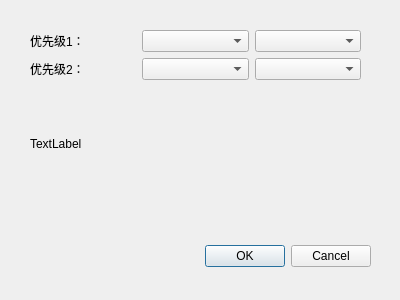
Old version of the form SortDialog.ui in the repository Tsunaou/Student-Management-System-Qt.
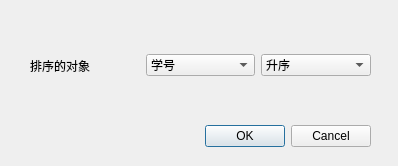
New version of the form.

Diff of the .ui file:
```diff
--- a/SortDialog.ui
+++ b/SortDialog.ui
@@ -6,8 +6,8 @@
    <rect>
     <x>0</x>
     <y>0</y>
-    <width>400</width>
-    <height>300</height>
+    <width>398</width>
+    <height>166</height>
    </rect>
   </property>
   <property name="windowTitle">
@@ -17,7 +17,7 @@
    <property name="geometry">
     <rect>
      <x>30</x>
-     <y>240</y>
+     <y>120</y>
      <width>341</width>
      <height>32</height>
     </rect>
@@ -33,48 +33,66 @@
    <property name="geometry">
     <rect>
      <x>30</x>
-     <y>30</y>
-     <width>331</width>
-     <height>171</height>
+     <y>40</y>
+     <width>341</width>
+     <height>51</height>
     </rect>
    </property>
-   <layout class="QGridLayout" name="gridLayout_5">
-    <item row="0" column="0">
-     <layout class="QGridLayout" name="gridLayout_6">
-      <item row="0" column="0">
-       <widget class="QLabel" name="label_21">
-        <property name="text">
-         <string>优先级1：</string>
-        </property>
-       </widget>
+   <layout class="QHBoxLayout" name="horizontalLayout_5">
+    <item>
+     <widget class="QLabel" name="label_21">
+      <property name="text">
+       <string>排序的对象</string>
+      </property>
+     </widget>
+    </item>
+    <item>
+     <widget class="QComboBox" name="sortTarget">
+      <item>
+       <property name="text">
+        <string>学号</string>
+       </property>
       </item>
-      <item row="1" column="0">
-       <widget class="QLabel" name="label_22">
-        <property name="text">
-         <string>优先级2：</string>
-        </property>
-       </widget>
+      <item>
+       <property name="text">
+        <string>姓名</string>
+       </property>
       </item>
-      <item row="0" column="1">
-       <widget class="QComboBox" name="comboBox"/>
+      <item>
+       <property name="text">
+        <string>性别</string>
+       </property>
       </item>
-      <item row="0" column="2">
-       <widget class="QComboBox" name="comboBox_3"/>
+      <item>
+       <property name="text">
+        <string>出生日期</string>
+       </property>
       </item>
-      <item row="1" column="1">
-       <widget class="QComboBox" name="comboBox_2"/>
+      <item>
+       <property name="text">
+        <string>籍贯</string>
+       </property>
       </item>
-      <item row="1" column="2">
-       <widget class="QComboBox" name="comboBox_4"/>
+      <item>
+       <property name="text">
+        <string>住址</string>
+       </property>
       </item>
-      <item row="2" column="0">
-       <widget class="QLabel" name="label_23">
-        <property name="text">
-         <string>TextLabel</string>
-        </property>
-       </widget>
+     </widget>
+    </item>
+    <item>
+     <widget class="QComboBox" name="sortOrder">
+      <item>
+       <property name="text">
+        <string>升序</string>
+       </property>
       </item>
-     </layout>
+      <item>
+       <property name="text">
+        <string>降序</string>
+       </property>
+      </item>
+     </widget>
     </item>
    </layout>
   </widget>
```
Left out of the diff: 2 changed lines with no effect on the pictures.
